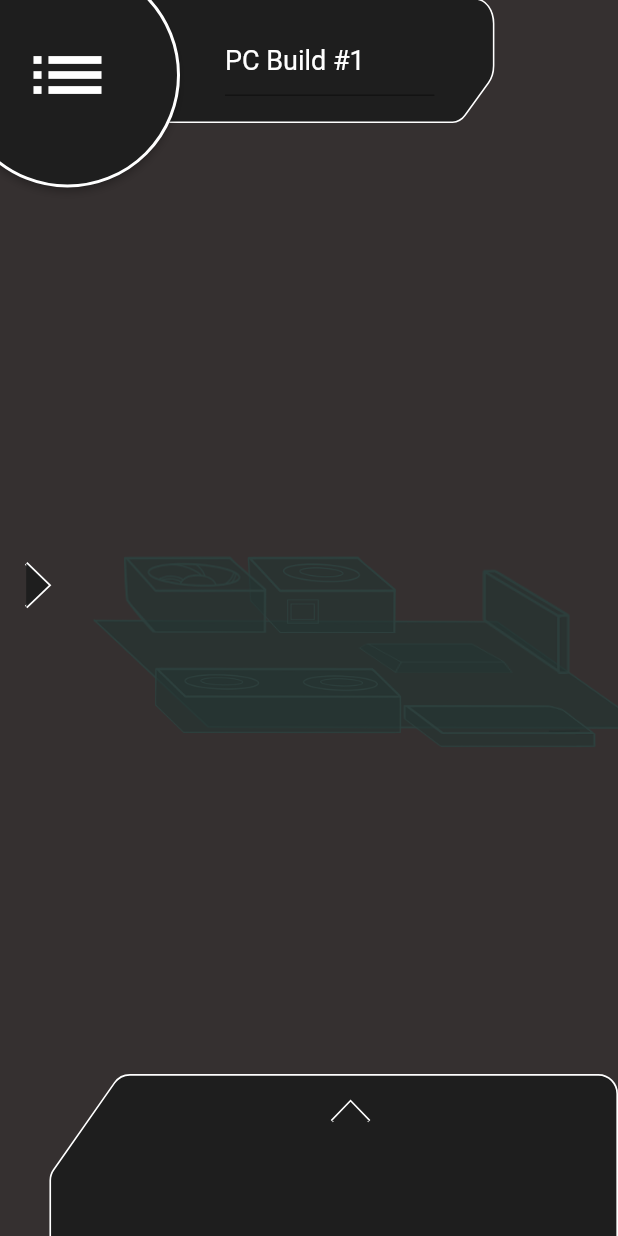
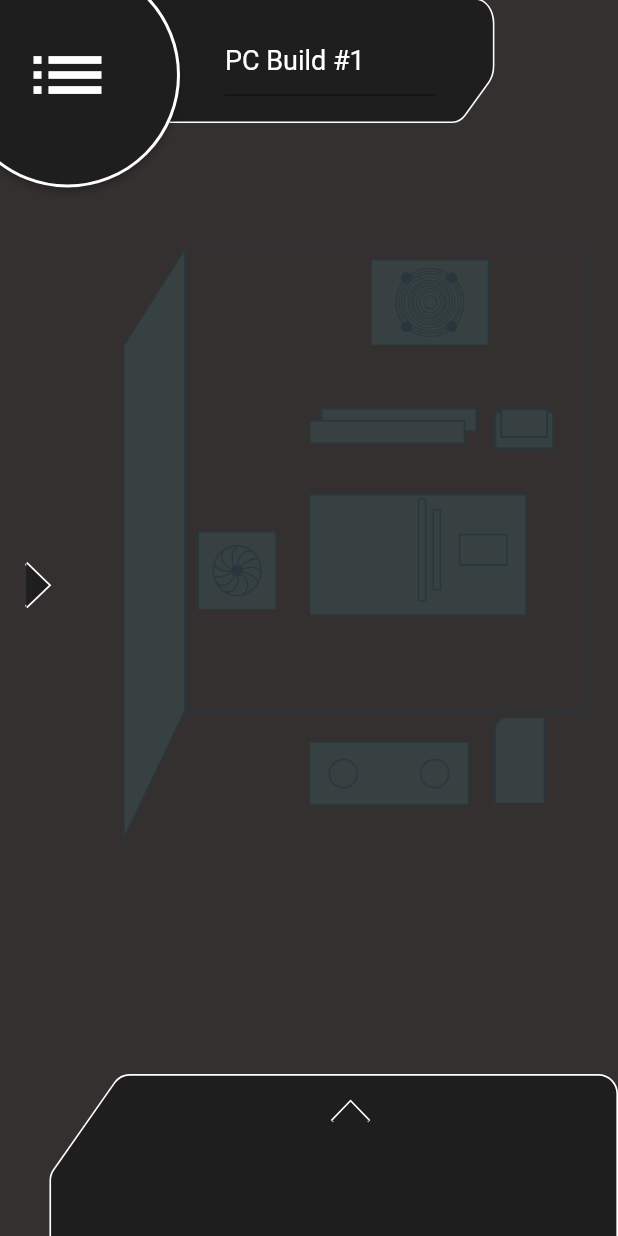
Before and after one commit to DrVilus/project_skripsi_binus, a Flutter app: the BuildSchemaPage screen opened directly, on a phone screen of 412 x 824 dp. Run offline on Flutter 3.47's test engine with Material 2 defaults, Android fonts, the light colour scheme and no system bars; our stand-ins replace google_fonts, graphql_flutter, url_launcher_web; missing offline and left inert: connectivity_plus_web, touchable.

Commit message:
Updated Schema

```diff
--- a/flutter_app/lib/Pages/BuildSchema/build_schema_page.dart
+++ b/flutter_app/lib/Pages/BuildSchema/build_schema_page.dart
@@ -95,8 +95,49 @@ class _BuildSchemaPageState extends State<BuildSchemaPage> {
         children: [
           Container(),
           Positioned(
-              top: MediaQuery.of(context).size.height * 0.5,
-              left: MediaQuery.of(context).size.width * 0.15,
+              top: MediaQuery.of(context).size.height * 0.2,
+              left: MediaQuery.of(context).size.width * 0.3,
+              child: Consumer<BuildSchemaStateModel>(
+                  builder: (context, value, child) => ColorFiltered(
+                    colorFilter: value.selectedCase.isNotEmpty
+                        ? enabledColor
+                        : disabledColor,
+                    child: Image.asset(
+                      'assets/img/caseBack.png',
+                      fit: BoxFit.fill, // Fixes border issues
+                      width: MediaQuery.of(context).size.width * 0.65,
+                      height: MediaQuery.of(context).size.width * 0.75,
+                    ),
+                  ))),
+          Positioned(
+              top: MediaQuery.of(context).size.height * 0.2,
+              left: MediaQuery.of(context).size.width * 0.2,
+              child: Consumer<BuildSchemaStateModel>(
+                  builder: (context, value, child) => GestureDetector(
+                      onTap: () {
+                        if (value.selectedCase.isNotEmpty) {
+                          value.changeSidebarToggle();
+                          _goToPartInfoPage(value, PartEnum.pcCase,
+                              value.selectedCase[0]['id']);
+                        } else {
+                          value.changeSidebarToggle();
+                          _goToPartModelListPage(value, PartEnum.pcCase);
+                        }
+                      }, // Image tapped
+                      child: ColorFiltered(
+                        colorFilter: value.selectedCase.isNotEmpty
+                            ? enabledColor
+                            : disabledColor,
+                        child: Image.asset(
+                          'assets/img/caseSide.png',
+                          fit: BoxFit.fill, // Fixes border issues
+                          width: MediaQuery.of(context).size.width * 0.1,
+                          height: MediaQuery.of(context).size.width * 0.96,
+                        ),
+                      )))),
+          Positioned(
+              top: MediaQuery.of(context).size.height * 0.4,
+              left: MediaQuery.of(context).size.width * 0.5,
               child: Consumer<BuildSchemaStateModel>(
                   builder: (context, value, child) => GestureDetector(
                       onTap: () {
@@ -116,13 +157,13 @@ class _BuildSchemaPageState extends State<BuildSchemaPage> {
                         child: Image.asset(
                           'assets/img/motherboard2.png',
                           fit: BoxFit.fill, // Fixes border issues
-                          width: MediaQuery.of(context).size.width * 0.9,
-                          height: MediaQuery.of(context).size.width * 0.9 * 0.2,
+                          width: MediaQuery.of(context).size.width * 0.88 * 0.4,
+                          height: MediaQuery.of(context).size.width * 0.49 * 0.4,
                         ),
                       )))),
           Positioned(
-              top: MediaQuery.of(context).size.height * 0.45,
-              left: MediaQuery.of(context).size.width * 0.4,
+              top: MediaQuery.of(context).size.height * 0.21,
+              left: MediaQuery.of(context).size.width * 0.6,
               child: Consumer<BuildSchemaStateModel>(
                   builder: (context, value, child) => GestureDetector(
                       onTap: () {
@@ -142,14 +183,13 @@ class _BuildSchemaPageState extends State<BuildSchemaPage> {
                         child: Image.asset(
                           'assets/img/psu2.png',
                           fit: BoxFit.fill, // Fixes border issues
-                          width: MediaQuery.of(context).size.width * 0.25,
-                          height:
-                              MediaQuery.of(context).size.width * 0.25 * 0.5,
+                          width: MediaQuery.of(context).size.width * 0.637 * 0.3,
+                          height: MediaQuery.of(context).size.width * 0.463 * 0.3,
                         ),
                       )))),
           Positioned(
-              top: MediaQuery.of(context).size.height * 0.45,
-              left: MediaQuery.of(context).size.width * 0.2,
+              top: MediaQuery.of(context).size.height * 0.43,
+              left: MediaQuery.of(context).size.width * 0.32,
               child: Consumer<BuildSchemaStateModel>(
                   builder: (context, value, child) => GestureDetector(
                       onTap: () {
@@ -169,14 +209,14 @@ class _BuildSchemaPageState extends State<BuildSchemaPage> {
                         child: Image.asset(
                           'assets/img/cooling2.png',
                           fit: BoxFit.fill, // Fixes border issues
-                          width: MediaQuery.of(context).size.width * 0.25,
+                          width: MediaQuery.of(context).size.width * 0.25 * 0.51,
                           height:
-                              MediaQuery.of(context).size.width * 0.25 * 0.5,
+                              MediaQuery.of(context).size.width * 0.25 * 0.51,
                         ),
                       )))),
           Positioned(
-              top: MediaQuery.of(context).size.height * 0.54,
-              left: MediaQuery.of(context).size.width * 0.25,
+              top: MediaQuery.of(context).size.height * 0.6,
+              left: MediaQuery.of(context).size.width * 0.5,
               child: Consumer<BuildSchemaStateModel>(
                   builder: (context, value, child) => GestureDetector(
                       onTap: () {
@@ -196,13 +236,13 @@ class _BuildSchemaPageState extends State<BuildSchemaPage> {
                         child: Image.asset(
                           'assets/img/gpu2.png',
                           fit: BoxFit.fill, // Fixes border issues
-                          width: MediaQuery.of(context).size.width * 0.4,
-                          height: MediaQuery.of(context).size.width * 0.4 * 0.3,
+                          width: MediaQuery.of(context).size.width * 0.647 * 0.4,
+                          height: MediaQuery.of(context).size.width * 0.258 * 0.4,
                         ),
                       )))),
           Positioned(
-              top: MediaQuery.of(context).size.height * 0.46,
-              left: MediaQuery.of(context).size.width * 0.78,
+              top: MediaQuery.of(context).size.height * 0.33,
+              left: MediaQuery.of(context).size.width * 0.5,
               child: Consumer<BuildSchemaStateModel>(
                   builder: (context, value, child) => GestureDetector(
                       onTap: () {
@@ -223,13 +263,13 @@ class _BuildSchemaPageState extends State<BuildSchemaPage> {
                           'assets/img/ram.png',
                           fit: BoxFit.fill, // Fixes border issues
                           width:
-                              MediaQuery.of(context).size.width * 0.17 * 0.84,
-                          height: MediaQuery.of(context).size.width * 0.17,
+                              MediaQuery.of(context).size.width * 0.544 * 0.5,
+                          height: MediaQuery.of(context).size.width * 0.117 * 0.5,
                         ),
                       )))),
           Positioned(
-              top: MediaQuery.of(context).size.height * 0.57,
-              left: MediaQuery.of(context).size.width * 0.65,
+              top: MediaQuery.of(context).size.height * 0.58,
+              left: MediaQuery.of(context).size.width * 0.8,
               child: Consumer<BuildSchemaStateModel>(
                   builder: (context, value, child) => GestureDetector(
                       onTap: () {
@@ -249,14 +289,14 @@ class _BuildSchemaPageState extends State<BuildSchemaPage> {
                         child: Image.asset(
                           'assets/img/storage2.png',
                           fit: BoxFit.fill, // Fixes border issues
-                          width: MediaQuery.of(context).size.width * 0.35,
+                          width: MediaQuery.of(context).size.width * 0.205 *0.4,
                           height:
-                              MediaQuery.of(context).size.width * 0.35 * 0.2,
+                              MediaQuery.of(context).size.width * 0.353 * 0.4,
                         ),
                       )))),
           Positioned(
-              top: MediaQuery.of(context).size.height * 0.52,
-              left: MediaQuery.of(context).size.width * 0.58,
+              top: MediaQuery.of(context).size.height * 0.33,
+              left: MediaQuery.of(context).size.width * 0.8,
               child: Consumer<BuildSchemaStateModel>(
                   builder: (context, value, child) => GestureDetector(
                       onTap: () {
@@ -276,9 +316,9 @@ class _BuildSchemaPageState extends State<BuildSchemaPage> {
                         child: Image.asset(
                           'assets/img/processor2.png',
                           fit: BoxFit.fill, // Fixes border issues
-                          width: MediaQuery.of(context).size.width * 0.25,
+                          width: MediaQuery.of(context).size.width * 0.161 * 0.6,
                           height:
-                              MediaQuery.of(context).size.width * 0.25 * 0.2,
+                              MediaQuery.of(context).size.width * 0.112 * 0.6,
                         ),
                       )))),
           Consumer<BuildSchemaStateModel>(
```
Also changed, not shown: flutter_app/assets/img/caseBack.png (added), flutter_app/assets/img/caseSide.png (added), flutter_app/assets/img/cooling2.png, flutter_app/assets/img/gpu2.png, flutter_app/assets/img/motherboard2.png, flutter_app/assets/img/processor2.png, flutter_app/assets/img/psu2.png, flutter_app/assets/img/ram.png, flutter_app/assets/img/storage2.png.
